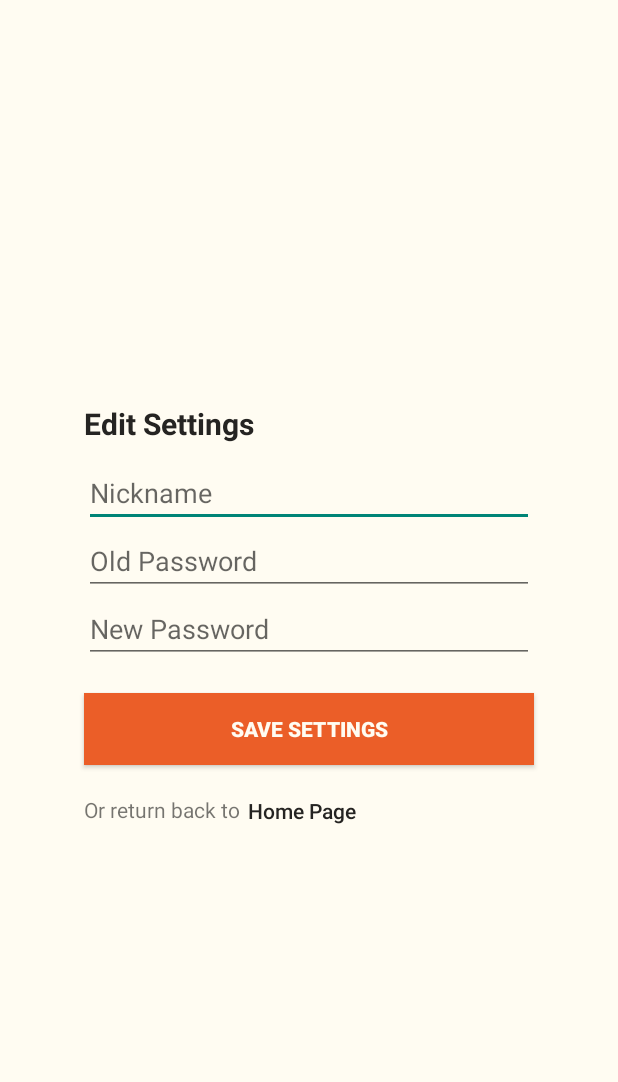
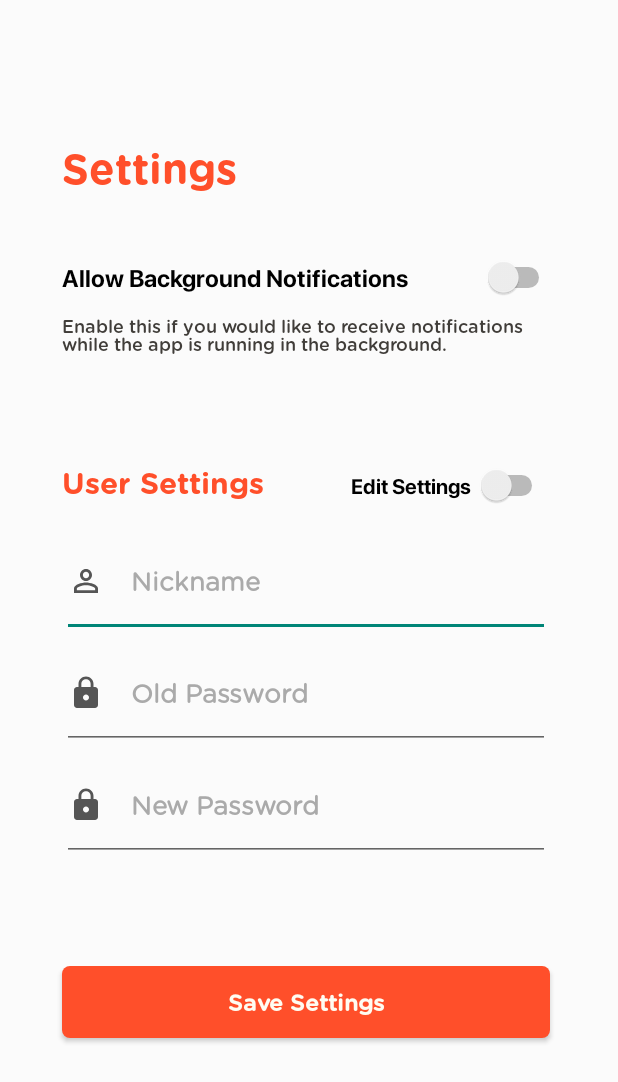
Before and after one commit to mbedair/MiniCapstone, an Android app: the layout fragment_settings.xml on its own in the app's theme, with its tools: preview values and no code run, on a phone screen of 412 x 824 dp. Shown: the top 1082 px of the screen. Run offline under Robolectric (Android 15) with nearby library versions, the light colour scheme and no system bars.

Commit message:
Major Settings UI Redesign/Overhaul + Back-end + Application-Wide Improvements/Fixes + Back-end for Settings (in progress) + Nav bar: Metrics + New icons

```diff
--- a/app/src/main/java/com/example/minicapstone/HomeActivity.java
+++ b/app/src/main/java/com/example/minicapstone/HomeActivity.java
@@ -47,7 +47,7 @@ public class HomeActivity extends AppCompatActivity {
             addHomeFragment();
         }
 
-        bottomNavigation.add(new MeowBottomNavigation.Model(1, R.drawable.ic_notifications));
+        bottomNavigation.add(new MeowBottomNavigation.Model(1, R.drawable.ic_bar_chart));
         bottomNavigation.add(new MeowBottomNavigation.Model(2, R.drawable.ic_home));
         bottomNavigation.add(new MeowBottomNavigation.Model(3, R.drawable.ic_settings));
 
--- a/app/src/main/java/com/example/minicapstone/LoginFragment.java
+++ b/app/src/main/java/com/example/minicapstone/LoginFragment.java
@@ -64,7 +64,7 @@ public class LoginFragment extends Fragment {
                 if (editLoginEmail.length() < 1 || editLoginPassword.length() < 1) {
                     Toast.makeText(getActivity(), "Please Fill In All Fields", Toast.LENGTH_SHORT).show();
                 } else if (editLoginPassword.length() < 6) {
-                    Toast.makeText(getActivity(), "Password has to be more than 6 characters", Toast.LENGTH_SHORT).show();
+                    Toast.makeText(getActivity(), "Password must be at least 6 characters", Toast.LENGTH_SHORT).show();
                 } else {
 
                     auth.signInWithEmailAndPassword(email, password)
@@ -73,7 +73,7 @@ public class LoginFragment extends Fragment {
                                 public void onSuccess(AuthResult authResult) {
                                     Intent i = new Intent(getActivity(), HomeActivity.class);
                                     startActivity(i);
-                                    Toast.makeText(getActivity(), "Login Successful", Toast.LENGTH_LONG).show();
+                                    Toast.makeText(getActivity(), "Login Successful", Toast.LENGTH_SHORT).show();
                                 }
                             }).addOnFailureListener(new OnFailureListener() {
                                 @Override
--- a/app/src/main/java/com/example/minicapstone/SettingsFragment.java
+++ b/app/src/main/java/com/example/minicapstone/SettingsFragment.java
@@ -10,18 +10,12 @@ import android.view.ViewGroup;
 import android.widget.Button;
 import android.widget.EditText;
 import android.widget.Toast;
-import android.content.Intent;
-import android.content.SharedPreferences;
-import android.os.Bundle;
 
 import androidx.annotation.NonNull;
 
 import com.google.android.gms.tasks.OnCompleteListener;
-import com.google.android.gms.tasks.OnFailureListener;
-import com.google.android.gms.tasks.OnSuccessListener;
 import com.google.android.gms.tasks.Task;
 import com.google.firebase.auth.AuthCredential;
-import com.google.firebase.auth.AuthResult;
 import com.google.firebase.auth.EmailAuthProvider;
 import com.google.firebase.auth.FirebaseAuth;
 import com.google.firebase.auth.FirebaseUser;
@@ -34,9 +28,9 @@ public class SettingsFragment extends Fragment {
     //Class Attributes
     View view;
     private EditText editSettingsNickname, editSettingsOldPassword, editSettingsNewPassword;
-    private Button btnSaveSettings, btnGoToHome;
+    private Button btnSaveSettings;
 
-    private String nickname, oldpassword, newpassword;
+    private String nickname, oldPassword, newPassword;
 
     FirebaseUser user = FirebaseAuth.getInstance().getCurrentUser();
 
@@ -52,7 +46,6 @@ public class SettingsFragment extends Fragment {
         editSettingsOldPassword = view.findViewById(R.id.editSettingsOldPassword);
         editSettingsNewPassword = view.findViewById(R.id.editSettingsNewPassword);
         btnSaveSettings = view.findViewById(R.id.btnSaveSettings);
-        btnGoToHome = view.findViewById(R.id.btnGoToHome);
 
 
         //Firebase updating data
@@ -66,8 +59,8 @@ public class SettingsFragment extends Fragment {
             public void onClick(View view) {
 
                 nickname = editSettingsNickname.getText().toString().trim();
-                oldpassword = editSettingsOldPassword.getText().toString().trim();
-                newpassword = editSettingsNewPassword.getText().toString().trim();
+                oldPassword = editSettingsOldPassword.getText().toString().trim();
+                newPassword = editSettingsNewPassword.getText().toString().trim();
 
                 FirebaseUser user = FirebaseAuth.getInstance().getCurrentUser();
                 String userId = user.getUid();
@@ -79,32 +72,32 @@ public class SettingsFragment extends Fragment {
 
 
 
-                AuthCredential credential = EmailAuthProvider.getCredential(user.getEmail(), oldpassword);
 
                 //Check if any of the input fields are left empty
                 if (editSettingsNickname.length() < 1 || editSettingsOldPassword.length() < 1 || editSettingsNewPassword.length() < 1) {
                     Toast.makeText(getActivity(), "Please Fill In All Fields", Toast.LENGTH_SHORT).show();
                 } else if (editSettingsNewPassword.length()<6 || editSettingsOldPassword.length()<6) {
-                    Toast.makeText(getActivity(), "passwords are at least 6 characters", Toast.LENGTH_SHORT).show();
+                    Toast.makeText(getActivity(), "Password must be at least 6 characters", Toast.LENGTH_SHORT).show();
                 } else {
+                    AuthCredential credential = EmailAuthProvider.getCredential(user.getEmail(), oldPassword);
                     user.reauthenticate(credential)
                             .addOnCompleteListener(new OnCompleteListener<Void>() {
                                 @Override
                                 public void onComplete(@NonNull Task<Void> task) {
                                     if (task.isSuccessful()) {
-                                        user.updatePassword(newpassword)
+                                        user.updatePassword(newPassword)
                                                 .addOnCompleteListener(new OnCompleteListener<Void>() {
                                                     @Override
                                                     public void onComplete(@NonNull Task<Void> task) {
                                                         if (task.isSuccessful()) {
-                                                            Toast.makeText(getActivity(), "password updated", Toast.LENGTH_SHORT).show();
+                                                            Toast.makeText(getActivity(), "Password Updated", Toast.LENGTH_SHORT).show();
                                                         } else {
                                                             Toast.makeText(getActivity(), "Fatal error", Toast.LENGTH_SHORT).show();
                                                         }
                                                     }
                                                 });
                                     } else {
-                                        Toast.makeText(getActivity(), "password is incorrect", Toast.LENGTH_SHORT).show();
+                                        Toast.makeText(getActivity(), "Incorrect Password", Toast.LENGTH_SHORT).show();
                                     }
                                 }
                             });
@@ -117,13 +110,6 @@ public class SettingsFragment extends Fragment {
 
         });
 
-        //Set GoToLogin Button OnClickListener
-        btnGoToHome.setOnClickListener(new View.OnClickListener() {
-            @Override
-            public void onClick(View view) {
-                getActivity().getSupportFragmentManager().beginTransaction().replace(R.id.frameLayoutHome, new HomeFragment(),null).commit();
-            }
-        });
 
         return view;
     }
--- a/app/src/main/java/com/example/minicapstone/SignupFragment.java
+++ b/app/src/main/java/com/example/minicapstone/SignupFragment.java
@@ -70,7 +70,7 @@ public class SignupFragment extends Fragment {
                 if (editSignUpEmail.length() < 1 || editSignUpPassword.length() < 1) {
                     Toast.makeText(getActivity(), "Please Fill In All Fields", Toast.LENGTH_SHORT).show();
                 } else if (editSignUpPassword.length() < 6) {
-                    Toast.makeText(getActivity(), "Password has to be at least 6 characters long", Toast.LENGTH_SHORT).show();
+                    Toast.makeText(getActivity(), "Password must be at least 6 characters", Toast.LENGTH_LONG).show();
                 } else if(!password.equals(confirmPassword)) {
                     Toast.makeText(getActivity(), "Passwords do not match", Toast.LENGTH_SHORT).show();
                 } else {
--- /dev/null
+++ b/app/src/main/res/drawable/ic_email.xml
@@ -0,0 +1,5 @@
+<vector android:height="24dp" android:tint="#555555"
+    android:viewportHeight="24" android:viewportWidth="24"
+    android:width="24dp" xmlns:android="http://schemas.android.com/apk/res/android">
+    <path android:fillColor="@android:color/white" android:pathData="M20,4L4,4c-1.1,0 -1.99,0.9 -1.99,2L2,18c0,1.1 0.9,2 2,2h16c1.1,0 2,-0.9 2,-2L22,6c0,-1.1 -0.9,-2 -2,-2zM20,8l-8,5 -8,-5L4,6l8,5 8,-5v2z"/>
+</vector>
--- /dev/null
+++ b/app/src/main/res/drawable/ic_person.xml
@@ -0,0 +1,5 @@
+<vector android:height="24dp" android:tint="#555555"
+    android:viewportHeight="24" android:viewportWidth="24"
+    android:width="24dp" xmlns:android="http://schemas.android.com/apk/res/android">
+    <path android:fillColor="@android:color/white" android:pathData="M12,12c2.21,0 4,-1.79 4,-4s-1.79,-4 -4,-4 -4,1.79 -4,4 1.79,4 4,4zM12,14c-2.67,0 -8,1.34 -8,4v2h16v-2c0,-2.66 -5.33,-4 -8,-4z"/>
+</vector>
--- /dev/null
+++ b/app/src/main/res/drawable/ic_person_outline.xml
@@ -0,0 +1,5 @@
+<vector android:height="24dp" android:tint="#555555"
+    android:viewportHeight="24" android:viewportWidth="24"
+    android:width="24dp" xmlns:android="http://schemas.android.com/apk/res/android">
+    <path android:fillColor="@android:color/white" android:pathData="M12,5.9c1.16,0 2.1,0.94 2.1,2.1s-0.94,2.1 -2.1,2.1S9.9,9.16 9.9,8s0.94,-2.1 2.1,-2.1m0,9c2.97,0 6.1,1.46 6.1,2.1v1.1L5.9,18.1L5.9,17c0,-0.64 3.13,-2.1 6.1,-2.1M12,4C9.79,4 8,5.79 8,8s1.79,4 4,4 4,-1.79 4,-4 -1.79,-4 -4,-4zM12,13c-2.67,0 -8,1.34 -8,4v3h16v-3c0,-2.66 -5.33,-4 -8,-4z"/>
+</vector>
--- a/app/src/main/res/layout/fragment_settings.xml
+++ b/app/src/main/res/layout/fragment_settings.xml
@@ -1,82 +1,143 @@
 <?xml version="1.0" encoding="utf-8"?>
-<RelativeLayout xmlns:android="http://schemas.android.com/apk/res/android"
+<LinearLayout xmlns:android="http://schemas.android.com/apk/res/android"
     xmlns:tools="http://schemas.android.com/tools"
     android:layout_width="match_parent"
     android:layout_height="match_parent"
-    android:gravity="center"
-    tools:context="com.example.minicapstone.SettingsFragment"
-    android:background="#FFFCF2">
+    android:background="#FBFBFB"
+    android:orientation="vertical"
+    tools:context="com.example.minicapstone.SettingsFragment">
+
+    <RelativeLayout
+        android:layout_width="match_parent"
+        android:layout_height="match_parent"
+        android:layout_marginBottom="40dp"
+        android:gravity="center">
 
         <TextView
             android:id="@+id/textSettings"
             android:layout_width="wrap_content"
             android:layout_height="wrap_content"
+            android:fontFamily="@font/gotham_rounded_bold_21016"
+            android:text="Settings"
+            android:textColor="@color/orangeCustom3"
+            android:textSize="28dp" />
+
+        <Switch
+            android:id="@+id/switchNotifications"
+            android:layout_width="wrap_content"
+            android:layout_height="wrap_content"
+            android:layout_below="@id/textSettings"
+            android:layout_alignLeft="@+id/textSettings"
+            android:layout_marginTop="40dp"
+            android:fontFamily="@font/sf_pro_display_bold"
+            android:switchPadding="50dp"
+            android:text="Allow Background Notifications"
+            android:textColor="@color/black"
+            android:textSize="16dp" />
+
+        <TextView
+            android:id="@+id/textNotifications"
+            android:layout_width="320dp"
+            android:layout_height="wrap_content"
+            android:layout_below="@+id/switchNotifications"
+            android:layout_marginTop="10dp"
+            android:fontFamily="@font/gotham_rounded_medium_21022"
+            android:text="Enable this if you would like to receive notifications while the app is running in the background."
+            android:textColor="@color/grayCustom2"
+            android:textSize="12dp" />
+
+        <TextView
+            android:id="@+id/textEditSettings"
+            android:layout_width="wrap_content"
+            android:layout_height="wrap_content"
+            android:layout_below="@+id/textNotifications"
+            android:layout_marginTop="70dp"
+            android:fontFamily="@font/gotham_rounded_bold_21016"
+            android:text="User Settings"
+            android:textColor="@color/orangeCustom3"
+            android:textSize="20dp" />
+
+        <Switch
+            android:id="@+id/switchEditSettings"
+            android:layout_width="wrap_content"
+            android:layout_height="wrap_content"
+            android:layout_alignBaseline="@+id/textEditSettings"
+            android:layout_marginLeft="58dp"
+            android:layout_toRightOf="@+id/textEditSettings"
+            android:fontFamily="@font/sf_pro_display_bold"
+            android:switchPadding="3dp"
             android:text="Edit Settings"
-        android:textColor="#252422"
-        android:textSize="20dp"
+            android:textColor="@color/black" />
+
+        <EditText
+            android:id="@+id/editSettingsNickname"
+            android:layout_width="325dp"
+            android:layout_height="wrap_content"
+            android:layout_below="@+id/textEditSettings"
+            android:layout_marginTop="30dp"
+            android:drawableStart="@drawable/ic_person_outline"
+            android:drawablePadding="18dp"
+            android:fontFamily="@font/gotham_rounded_book_21018"
+            android:hint="Nickname"
+            android:maxLength="45"
+            android:paddingBottom="25dp"
+            android:textColor="#403D39"
+            android:digits="abcdefghijklmnopqrstuvwxyzABCDEFGHIJKLMNOPQRSTUVWXYZ- "
+            android:textColorHint="#AAAAAA"
+            android:textSize="17dp"
             android:textStyle="bold" />
 
         <EditText
-        android:id="@+id/editSettingsNickname"
-        android:layout_width="300dp"
-        android:layout_height="wrap_content"
-        android:layout_below="@id/textSettings"
-        android:layout_marginTop="10dp"
-        android:hint="Nickname"
-        android:maxLength="30"
-        android:textColor="#403D39"/>
-
-    <EditText
             android:id="@+id/editSettingsOldPassword"
-        android:layout_width="300dp"
+            android:layout_width="325dp"
             android:layout_height="wrap_content"
             android:layout_below="@id/editSettingsNickname"
+            android:layout_marginTop="15dp"
+            android:drawableStart="@drawable/ic_lock"
+            android:drawablePadding="18dp"
+            android:fontFamily="@font/gotham_rounded_book_21018"
             android:hint="Old Password"
             android:inputType="textPassword"
-        android:maxLength="45"
-        android:textColor="#403D39"/>
+            android:maxLength="30"
+            android:paddingBottom="25dp"
+            android:textColor="#403D39"
+            android:textColorHint="#AAAAAA"
+            android:textSize="17dp"
+            android:textStyle="bold" />
 
         <EditText
             android:id="@+id/editSettingsNewPassword"
-        android:layout_width="300dp"
+            android:layout_width="325dp"
             android:layout_height="wrap_content"
             android:layout_below="@id/editSettingsOldPassword"
+            android:layout_marginTop="15dp"
+            android:drawableStart="@drawable/custom_lock_icon"
+            android:drawablePadding="18dp"
+            android:fontFamily="@font/gotham_rounded_book_21018"
             android:hint="New Password"
             android:inputType="textPassword"
             android:maxLength="45"
-        android:textColor="#403D39"/>
+            android:paddingBottom="25dp"
+            android:textColor="#403D39"
+            android:textColorHint="#AAAAAA"
+            android:textSize="17dp"
+            android:textStyle="bold" />
 
         <Button
             android:id="@+id/btnSaveSettings"
-        android:layout_width="300dp"
+            android:layout_width="325dp"
             android:layout_height="wrap_content"
             android:layout_below="@id/editSettingsNewPassword"
-        android:layout_marginTop="20dp"
-        android:background="#EB5E28"
+            android:layout_marginTop="70dp"
+            android:background="@drawable/button_orange"
+            android:fontFamily="@font/gotham_rounded_medium_21022"
             android:text="Save Settings"
+            android:textAllCaps="false"
             android:textColor="#FFFCF2"
+            android:textSize="15dp"
             android:textStyle="bold" />
 
-    <TextView
-        android:id="@+id/textSettingsReturn"
-        android:layout_width="wrap_content"
-        android:layout_height="wrap_content"
-        android:layout_below="@+id/btnSaveSettings"
-        android:layout_marginTop="20dp"
-        android:text="Or return back to" />
-
-    <Button
-        android:id="@+id/btnGoToHome"
-        android:layout_width="82dp"
-        android:layout_height="30dp"
-        android:layout_below="@+id/btnSaveSettings"
-        android:layout_marginTop="15dp"
-        android:layout_toRightOf="@+id/textSettingsReturn"
-        android:background="@null"
-        android:text="Home Page"
-        android:textAllCaps="false"
-        android:textColor="#252422"/>
+    </RelativeLayout>
 
 
-
-</RelativeLayout>
+</LinearLayout>
--- a/app/src/main/res/layout/fragment_signup.xml
+++ b/app/src/main/res/layout/fragment_signup.xml
@@ -55,6 +55,7 @@
             android:drawablePadding="18dp"
             android:fontFamily="@font/gotham_rounded_book_21018"
             android:hint="Email Address"
+            android:digits="abcdefghijklmnopqrstuvwxyzABCDEFGHIJKLMNOPQRSTUVWXYZ1234567890-_@."
             android:maxLength="30"
             android:paddingBottom="25dp"
             android:textColor="#403D39"
```
Lines whose indentation alone changed are shown as unchanged.
